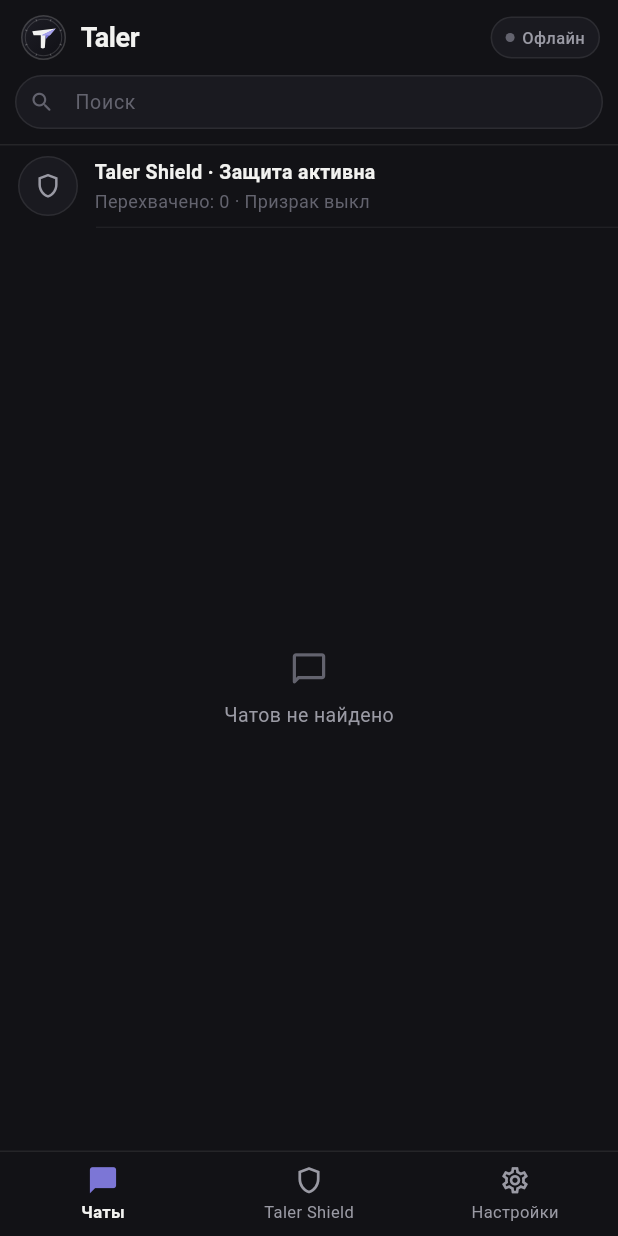
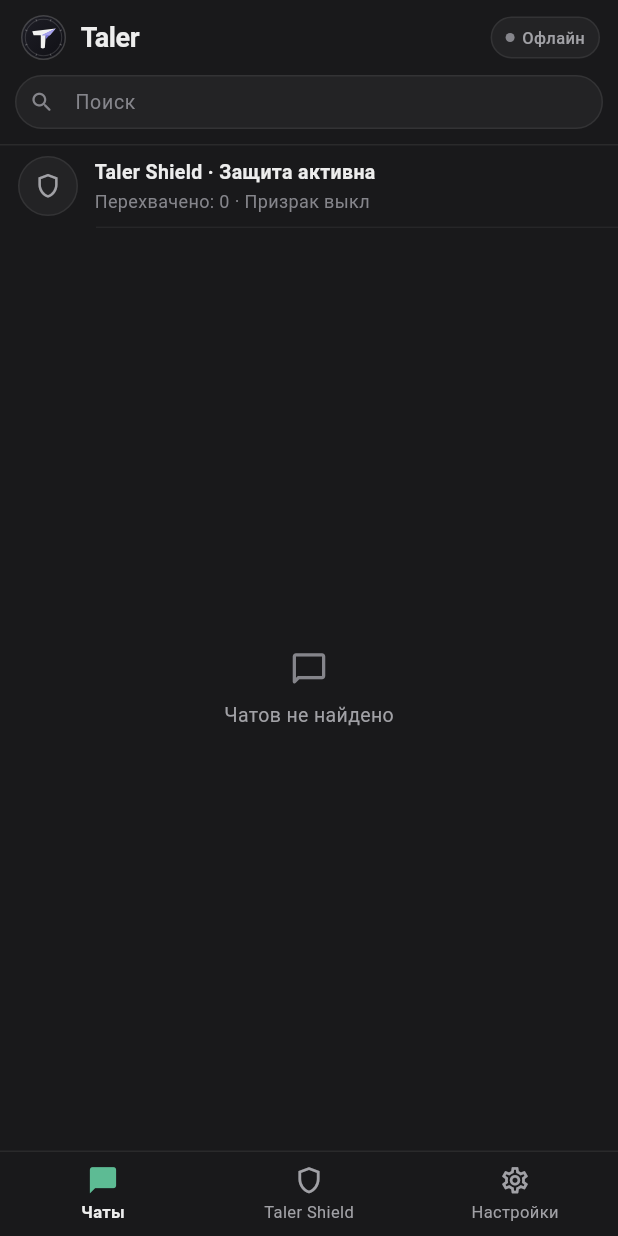
Before and after one commit to grentu/Taler, a Flutter app: the HomeScreen screen opened directly with empty values, on a phone screen of 412 x 824 dp. Run offline on Flutter 3.47's test engine with Material 3 defaults, Android fonts, the phone set to English and light mode, and no system bars; our stand-ins replace file_picker, material_ui, shared_preferences; accounts and stored records are empty; Roboto replaces fonts that are missing (Geist); statements that could not run were skipped.

Commit message:
Login fixes, redesign and single-file Windows build (lib/ui/theme/taler_theme.dart)

```diff
--- a/lib/ui/theme/taler_theme.dart
+++ b/lib/ui/theme/taler_theme.dart
@@ -1,7 +1,6 @@
-import 'dart:math' as math;
-import 'dart:ui' as ui;
+import 'package:material_ui/material_ui.dart';
 
-import 'package:material_ui/material_ui.dart';
+import '../icons/taler_icon.dart';
 
 /// Палитра дизайн-системы Taler в обсидианово-графитовом стиле (Obsidian Monochrome + Muted Indigo).
 class TalerPalette {
@@ -76,13 +75,13 @@ class TalerPalette {
   bool get isDark => brightness == Brightness.dark;
 
   static const List<(Color, Color)> _avatarGradients = [
-    (Color(0xFF8B84E2), Color(0xFF5E58B0)), // Slate Indigo
-    (Color(0xFFE07A5F), Color(0xFFB5543D)), // Muted Terracotta
-    (Color(0xFF52A88B), Color(0xFF337C64)), // Sage Emerald
-    (Color(0xFF6B8FB8), Color(0xFF47688F)), // Steel Blue
-    (Color(0xFFD49B54), Color(0xFFA77434)), // Warm Ochre
-    (Color(0xFFC46D8E), Color(0xFF964A67)), // Dusty Rose
-    (Color(0xFF7B818E), Color(0xFF525763)), // Graphite Pewter
+    (Color(0xFF5E7D8C), Color(0xFF5E7D8C)), // Slate
+    (Color(0xFFA0715A), Color(0xFFA0715A)), // Clay
+    (Color(0xFF5C8A72), Color(0xFF5C8A72)), // Patina
+    (Color(0xFF6E7AA0), Color(0xFF6E7AA0)), // Steel
+    (Color(0xFFA08A55), Color(0xFFA08A55)), // Brass
+    (Color(0xFF9A6B7C), Color(0xFF9A6B7C)), // Rosewood
+    (Color(0xFF6B6F78), Color(0xFF6B6F78)), // Graphite
   ];
 
   static const List<Color> _peerColorsDark = [
@@ -120,8 +119,8 @@ class TalerPalette {
 
 /// Тема оформления и тактильные UI-примитивы Taler (Monochrome Tactile UI + Obsidian Indigo).
 class TalerTheme {
-  static const Color obsidianIndigo = Color(0xFF7C76D6);
-  static const Color bubbleIndigo = Color(0xFF6862B8);
+  static const Color obsidianIndigo = Color(0xFF5DBB94);
+  static const Color bubbleIndigo = Color(0xFF1F3A31);
   static const Color shieldGreen = Color(0xFF30A46C);
   static const Color warningAmber = Color(0xFFE5A000);
   static const Color dangerRed = Color(0xFFE5484D);
@@ -133,72 +132,72 @@ class TalerTheme {
 
   static const TalerPalette darkPalette = TalerPalette(
     brightness: Brightness.dark,
-    bg: Color(0xFF0A0A0C),
-    settingsBg: Color(0xFF0A0A0C),
-    bg2: Color(0xFF121216),
-    bg3: Color(0xFF1A1A20),
-    surfaceHigh: Color(0xFF23232C),
-    bubbleOut: bubbleIndigo,
-    bubbleIn: Color(0xFF1C1C22),
-    bubbleOutText: Color(0xFFF5F5F7),
-    bubbleInText: Color(0xFFF2F2F4),
-    accent: obsidianIndigo,
-    accentMuted: Color(0xFF4E4A8A),
-    fg: Color(0xFFF2F2F0),
-    fg2: Color(0xFF9A9AA4),
-    fg3: Color(0xFF63636E),
-    fg4: Color(0x389A9AA4),
-    surface: Color(0xFF17171C),
-    surface2: Color(0xFF1F1F26),
-    surface3: Color(0xFF2A2A34),
-    line: Color(0x14FFFFFF),
-    line2: Color(0x22FFFFFF),
-    solid: Color(0xFFF2F2F0),
-    onSolid: Color(0xFF0A0A0C),
-    glass: Color(0xE6121216),
-    statusLive: shieldGreen,
-    statusLiveSurface: Color(0x1F30A46C),
-    warning: warningAmber,
-    warningSurface: Color(0x1FE5A000),
-    warningLine: Color(0x4DE5A000),
-    danger: dangerRed,
-    dangerSurface: Color(0x1FE5484D),
-    dangerLine: Color(0x4DE5484D),
+    bg: Color(0xFF141415),
+    settingsBg: Color(0xFF0F0F10),
+    bg2: Color(0xFF19191B),
+    bg3: Color(0xFF232325),
+    surfaceHigh: Color(0xFF2A2A2D),
+    bubbleOut: Color(0xFF1F3A31),
+    bubbleIn: Color(0xFF1F1F21),
+    bubbleOutText: Color(0xFFEDF5F1),
+    bubbleInText: Color(0xFFEDEDED),
+    accent: Color(0xFF5DBB94),
+    accentMuted: Color(0xFF2F5E4C),
+    fg: Color(0xFFEDEDED),
+    fg2: Color(0xFFA1A1A6),
+    fg3: Color(0xFF85858B),
+    fg4: Color(0x3885858B),
+    surface: Color(0xFF1D1D1F),
+    surface2: Color(0xFF232325),
+    surface3: Color(0xFF2E2E31),
+    line: Color(0x14EDEDED),
+    line2: Color(0x24EDEDED),
+    solid: Color(0xFFEDEDED),
+    onSolid: Color(0xFF141415),
+    glass: Color(0xE6141415),
+    statusLive: Color(0xFF4CC38A),
+    statusLiveSurface: Color(0x1F4CC38A),
+    warning: Color(0xFFD9A441),
+    warningSurface: Color(0x1AD9A441),
+    warningLine: Color(0x40D9A441),
+    danger: Color(0xFFE5484D),
+    dangerSurface: Color(0x1AE5484D),
+    dangerLine: Color(0x40E5484D),
   );
 
   static const TalerPalette lightPalette = TalerPalette(
     brightness: Brightness.light,
-    bg: Color(0xFFF1F1F3),
-    settingsBg: Color(0xFFF1F1F3),
-    bg2: Color(0xFFFAFAFB),
-    bg3: Color(0xFFEAEAEF),
-    surfaceHigh: Color(0xFFE4E3F5),
-    bubbleOut: bubbleIndigo,
+    bg: Color(0xFFFAFAFA),
+    settingsBg: Color(0xFFF4F4F5),
+    bg2: Color(0xFFFFFFFF),
+    bg3: Color(0xFFF4F4F5),
+    surfaceHigh: Color(0xFFEDEDEF),
+    bubbleOut: Color(0xFFDDEFE6),
     bubbleIn: Color(0xFFFFFFFF),
-    bubbleOutText: Color(0xFFFFFFFF),
-    bubbleInText: Color(0xFF111113),
-    accent: Color(0xFF5E58B0),
-    accentMuted: Color(0xFF8882D0),
-    fg: Color(0xFF111113),
-    fg2: Color(0xFF60606C),
-    fg3: Color(0xFF8C8C98),
-    fg4: Color(0x3860606C),
-    surface: Color(0xFFEFEFF2),
-    surface2: Color(0xFFE5E5EA),
-    surface3: Color(0xFFD9D9E0),
-    line: Color(0x14000000),
-    line2: Color(0x22000000),
-    solid: Color(0xFF111113),
+    bubbleOutText: Color(0xFF10241B),
+    bubbleInText: Color(0xFF171717),
+    accent: Color(0xFF1F7A57),
+    accentMuted: Color(0xFF7DBFA3),
+    fg: Color(0xFF171717),
+    fg2: Color(0xFF525252),
+    fg3: Color(0xFF737373),
+    fg4: Color(0x38737373),
+    surface: Color(0xFFF4F4F5),
+    surface2: Color(0xFFEDEDEF),
+    surface3: Color(0xFFE4E4E7),
+    line: Color(0x14171717),
+    line2: Color(0x24171717),
+    solid: Color(0xFF171717),
     onSolid: Color(0xFFFFFFFF),
-    glass: Color(0xEBFAFAFB),
-    statusLive: Color(0xFF288E5B),
-    statusLiveSurface: Color(0x1A288E5B),
-    warning: Color(0xFFC28200),
-    warningSurface: Color(0x1AE5A000),
-    warningLine: Color(0x4DC28200),
-    danger: Color(0xFFD63B40),
-    dangerSurface: Color(0x1AE5484D),
-    dangerLine: Color(0x4DD63B40),
+    glass: Color(0xEBFAFAFA),
+    statusLive: Color(0xFF16A34A),
+    statusLiveSurface: Color(0x1A16A34A),
+    warning: Color(0xFFB7791F),
+    warningSurface: Color(0x1AB7791F),
+    warningLine: Color(0x40B7791F),
+    danger: Color(0xFFDC2626),
+    dangerSurface: Color(0x1ADC2626),
+    dangerLine: Color(0x40DC2626),
   );
 
   static TalerPalette paletteOf(BuildContext context) {
@@ -213,8 +212,8 @@ class TalerTheme {
     Color? color,
   }) {
     return TextStyle(
-      fontFamily: 'monospace',
-      fontFamilyFallback: const ['Consolas', 'Menlo', 'Courier New'],
+      fontFamily: 'GeistMono',
+      fontFamilyFallback: const ['Consolas', 'Menlo'],
       fontSize: size,
       fontWeight: weight,
       color: color,
@@ -264,7 +263,9 @@ class TalerTheme {
 
     return ThemeData(
       useMaterial3: true,
+      fontFamily: 'Geist',
       brightness: p.brightness,
+      iconTheme: IconThemeData(color: p.fg2, size: 18),
       colorScheme: scheme,
       scaffoldBackgroundColor: p.bg,
       canvasColor: p.bg2,
@@ -276,6 +277,7 @@ class TalerTheme {
               ? Typography.material2021().white
               : Typography.material2021().black)
           .apply(
+        fontFamily: 'Geist',
         bodyColor: p.fg,
         displayColor: p.fg,
       ),
@@ -367,7 +369,7 @@ class TalerTheme {
           backgroundColor: p.solid,
           foregroundColor: p.onSolid,
           elevation: 0,
-          textStyle: const TextStyle(fontWeight: FontWeight.w600, fontSize: 13.5),
+          textStyle: const TextStyle(fontWeight: FontWeight.w500, fontSize: 14),
           shape: RoundedRectangleBorder(
             borderRadius: BorderRadius.circular(10),
           ),
@@ -445,9 +447,8 @@ class TalerAvatar extends StatelessWidget {
               initials.isEmpty ? 'T' : initials,
               style: TextStyle(
                 color: Colors.white,
-                fontWeight: FontWeight.w600,
+                fontWeight: FontWeight.w500,
                 fontSize: textSize,
-                letterSpacing: -0.2,
               ),
             ),
           ),
@@ -476,7 +477,7 @@ class TalerAvatar extends StatelessWidget {
 
 /// Монохромный тактильный бокс для иконки настройки без цветной заливки.
 class TelegramIconBadge extends StatelessWidget {
-  final IconData icon;
+  final TalerIconData icon;
   final Color? color;
   final double size;
 
@@ -499,7 +500,7 @@ class TelegramIconBadge extends StatelessWidget {
         borderRadius: BorderRadius.circular(8),
         border: Border.all(color: p.line2),
       ),
-      child: Icon(
+      child: TalerIcon(
         icon,
         size: size * 0.54,
         color: p.fg2,
@@ -541,65 +542,15 @@ class TelegramChatBackground extends StatelessWidget {
   @override
   Widget build(BuildContext context) {
     final p = TalerTheme.paletteOf(context);
-    return Container(
-      color: p.bg,
-      child: Stack(
-        fit: StackFit.expand,
-        children: [
-          RepaintBoundary(
-            child: CustomPaint(
-              isComplex: true,
-              willChange: false,
-              painter: _DotMatrixPainter(isDark: p.isDark),
-            ),
-          ),
-          child,
-        ],
-      ),
-    );
+    return ColoredBox(color: p.bg, child: child);
   }
-}
-
-class _DotMatrixPainter extends CustomPainter {
-  final bool isDark;
-
-  const _DotMatrixPainter({required this.isDark});
-
-  @override
-  void paint(Canvas canvas, Size size) {
-    final dotColor =
-        isDark ? const Color(0x0BFFFFFF) : const Color(0x10000000);
-    final paint = Paint()
-      ..color = dotColor
-      ..strokeWidth = 1.4
-      ..strokeCap = StrokeCap.round;
-
-    const step = 32.0;
-    final cols = math.min(96, (size.width / step).ceil() + 1);
-    final rows = math.min(64, (size.height / step).ceil() + 1);
-    final points = <Offset>[];
-
-    for (var r = 0; r < rows; r++) {
-      final y = r * step + 16;
-      final rowOffset = r.isOdd ? step * 0.5 : 0.0;
-      for (var c = 0; c < cols; c++) {
-        points.add(Offset(c * step + rowOffset + 12, y));
-      }
-    }
-
-    canvas.drawPoints(ui.PointMode.points, points, paint);
-  }
-
-  @override
-  bool shouldRepaint(covariant _DotMatrixPainter oldDelegate) =>
-      oldDelegate.isDark != isDark;
 }
 
 /// Описание сегмента для скользящего переключателя [TalerSlidingPillSwitch].
 class TalerSegment<T> {
   final T value;
   final String label;
-  final IconData? icon;
+  final TalerIconData? icon;
   final String? badge;
 
   const TalerSegment({
@@ -732,7 +683,7 @@ class _SegmentItemState<T> extends State<_SegmentItem<T>> {
               mainAxisSize: MainAxisSize.min,
               children: [
                 if (widget.item.icon != null) ...[
-                  Icon(widget.item.icon, size: 15, color: fg),
+                  TalerIcon(widget.item.icon, size: 15, color: fg),
                   const SizedBox(width: 6),
                 ],
                 Flexible(
@@ -743,7 +694,7 @@ class _SegmentItemState<T> extends State<_SegmentItem<T>> {
                     style: TextStyle(
                       fontSize: 13,
                       fontWeight:
-                          widget.selected ? FontWeight.w600 : FontWeight.w400,
+                          widget.selected ? FontWeight.w500 : FontWeight.w400,
                       color: fg,
                     ),
                   ),
@@ -772,7 +723,7 @@ enum TalerButtonVariant { primary, keycap, danger }
 /// Тактильная кнопка в стиле Monochrome Tactile UI (инвертированная `solid` для `primary`).
 class TalerTactileButton extends StatefulWidget {
   final String label;
-  final IconData? icon;
+  final TalerIconData? icon;
   final VoidCallback? onPressed;
   final TalerButtonVariant variant;
   final bool loading;
@@ -868,7 +819,7 @@ class _TalerTactileButtonState extends State<TalerTactileButton> {
                       mainAxisSize: MainAxisSize.min,
                       children: [
                         if (widget.icon != null) ...[
-                          Icon(
+                          TalerIcon(
                             widget.icon,
                             size: widget.compact ? 15 : 17,
                             color: fg,
@@ -899,7 +850,7 @@ class _TalerTactileButtonState extends State<TalerTactileButton> {
 
 /// Компактная кнопка с одной иконкой в шапке и панели ввода.
 class TalerIconButton extends StatefulWidget {
-  final IconData icon;
+  final TalerIconData icon;
   final String? tooltip;
   final VoidCallback? onPressed;
   final double size;
@@ -961,7 +912,7 @@ class _TalerIconButtonState extends State<TalerIconButton> {
               color: bg,
               borderRadius: BorderRadius.circular(radius),
             ),
-            child: Icon(
+            child: TalerIcon(
               widget.icon,
               size: widget.iconSize,
               color: fg,
```
